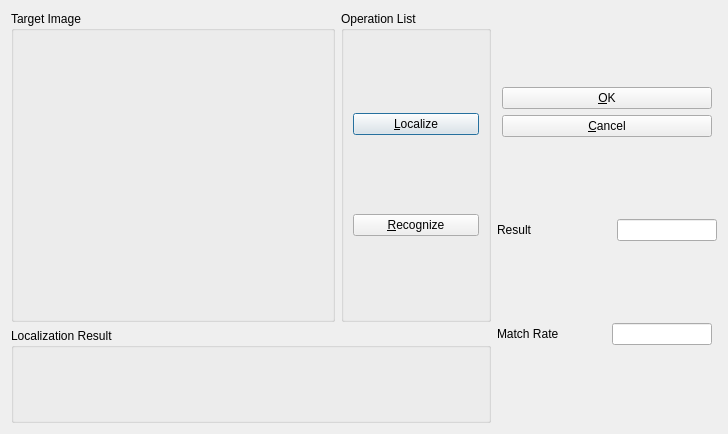
Above: MTMS_Server/recognizedialog.ui from zhming0/Modernization-Traffic-Monitoring-System before the change. Below: the same form after it.
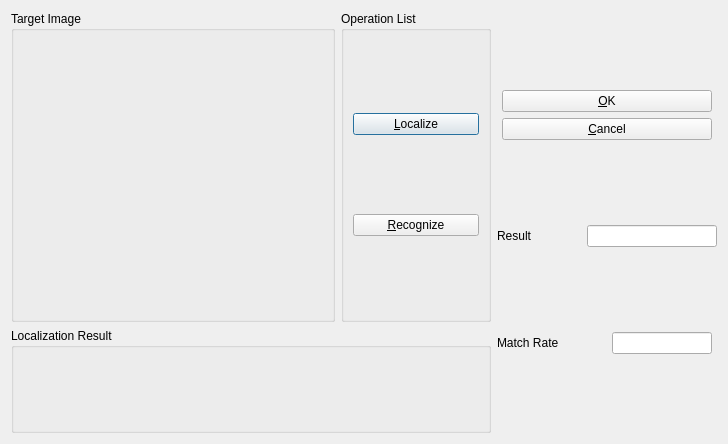
That is the form after the change. Custom widgets are drawn as their Qt base class.

Commit message: make experiment and modify ui

The edit to the form file:
```diff
--- a/MTMS_Server/recognizedialog.ui
+++ b/MTMS_Server/recognizedialog.ui
@@ -7,7 +7,7 @@
     <x>0</x>
     <y>0</y>
     <width>728</width>
-    <height>434</height>
+    <height>444</height>
    </rect>
   </property>
   <property name="windowTitle">
@@ -190,6 +190,12 @@
        </item>
        <item>
         <widget class="QLineEdit" name="lineEdit_result">
+         <property name="minimumSize">
+          <size>
+           <width>130</width>
+           <height>0</height>
+          </size>
+         </property>
          <property name="maximumSize">
           <size>
            <width>100</width>
```
Left out of the diff: 1 changed line with no effect on the pictures. The commit also changes 6 other files.
